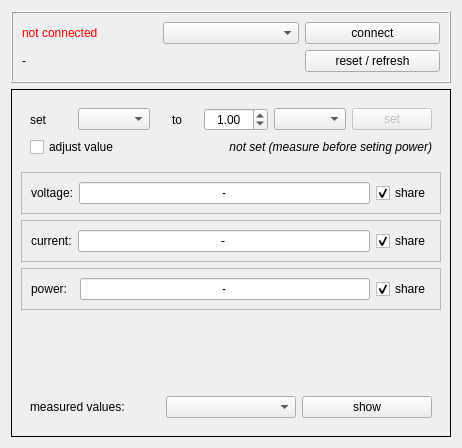
bchjoerni/mlab, file eapswindow.ui: the form before one commit.
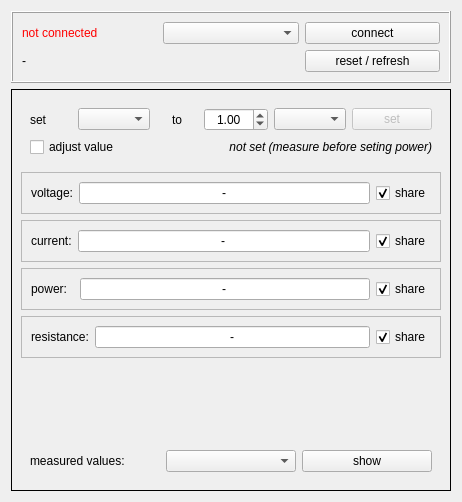
The form after the commit.

Commit message: resistance added, share checkbox functionality fixed

Diff of the .ui file:
```diff
--- a/eapswindow.ui
+++ b/eapswindow.ui
@@ -7,7 +7,7 @@
     <x>0</x>
     <y>0</y>
     <width>462</width>
-    <height>448</height>
+    <height>502</height>
    </rect>
   </property>
   <property name="windowTitle">
@@ -68,8 +68,8 @@
      <property name="frameShape">
       <enum>QFrame::Box</enum>
      </property>
-     <layout class="QGridLayout" name="gridLayout_7">
-      <item row="0" column="0">
+     <layout class="QGridLayout" name="gridLayout_9">
+      <item row="0" column="0" colspan="2">
        <widget class="QFrame" name="frame_setValues">
         <layout class="QGridLayout" name="gridLayout_5">
          <item row="0" column="0">
@@ -152,7 +152,7 @@
         </layout>
        </widget>
       </item>
-      <item row="1" column="0">
+      <item row="1" column="0" colspan="2">
        <widget class="QFrame" name="frame_voltage">
         <property name="frameShape">
          <enum>QFrame::StyledPanel</enum>
@@ -194,7 +194,7 @@
         </layout>
        </widget>
       </item>
-      <item row="2" column="0">
+      <item row="2" column="0" colspan="2">
        <widget class="QFrame" name="frame_current">
         <property name="frameShape">
          <enum>QFrame::StyledPanel</enum>
@@ -236,7 +236,7 @@
         </layout>
        </widget>
       </item>
-      <item row="3" column="0">
+      <item row="3" column="0" colspan="2">
        <widget class="QFrame" name="frame_power">
         <property name="frameShape">
          <enum>QFrame::StyledPanel</enum>
@@ -278,7 +278,7 @@
         </layout>
        </widget>
       </item>
-      <item row="5" column="0">
+      <item row="5" column="0" colspan="2">
        <widget class="QFrame" name="frame_measuredValues">
         <property name="frameShape">
          <enum>QFrame::NoFrame</enum>
@@ -287,38 +287,80 @@
          <enum>QFrame::Raised</enum>
         </property>
         <layout class="QGridLayout" name="gridLayout_6">
-         <item row="0" column="0">
+         <item row="1" column="0">
           <widget class="QLabel" name="lbl_measuredValues_lbl">
            <property name="text">
             <string>measured values:</string>
            </property>
           </widget>
          </item>
-         <item row="0" column="1">
+         <item row="1" column="1">
           <widget class="QComboBox" name="cob_measuredValues"/>
          </item>
-         <item row="0" column="2">
+         <item row="1" column="2">
           <widget class="QPushButton" name="btn_measuredValuesVisibility">
            <property name="text">
             <string>show</string>
            </property>
           </widget>
          </item>
+         <item row="0" column="1">
+          <spacer name="verticalSpacer">
+           <property name="orientation">
+            <enum>Qt::Vertical</enum>
+           </property>
+           <property name="sizeHint" stdset="0">
+            <size>
+             <width>20</width>
+             <height>40</height>
+            </size>
+           </property>
+          </spacer>
+         </item>
         </layout>
        </widget>
       </item>
-      <item row="4" column="0">
-       <spacer name="verticalSpacer">
-        <property name="orientation">
-         <enum>Qt::Vertical</enum>
+      <item row="4" column="0" colspan="2">
+       <widget class="QFrame" name="frame_resistance">
+        <property name="frameShape">
+         <enum>QFrame::StyledPanel</enum>
         </property>
-        <property name="sizeHint" stdset="0">
-         <size>
-          <width>20</width>
-          <height>40</height>
-         </size>
+        <property name="frameShadow">
+         <enum>QFrame::Raised</enum>
         </property>
-       </spacer>
+        <layout class="QGridLayout" name="gridLayout_7">
+         <item row="0" column="0">
+          <widget class="QLabel" name="lbl_resistance_lbl">
+           <property name="text">
+            <string>resistance:</string>
+           </property>
+          </widget>
+         </item>
+         <item row="0" column="1">
+          <widget class="QLineEdit" name="txt_resistance">
+           <property name="text">
+            <string>-</string>
+           </property>
+           <property name="alignment">
+            <set>Qt::AlignCenter</set>
+           </property>
+           <property name="readOnly">
+            <bool>true</bool>
+           </property>
+          </widget>
+         </item>
+         <item row="0" column="2">
+          <widget class="QCheckBox" name="chb_shareResistance">
+           <property name="text">
+            <string>share</string>
+           </property>
+           <property name="checked">
+            <bool>true</bool>
+           </property>
+          </widget>
+         </item>
+        </layout>
+       </widget>
       </item>
      </layout>
     </widget>
```
The commit also changes 18 other files.
